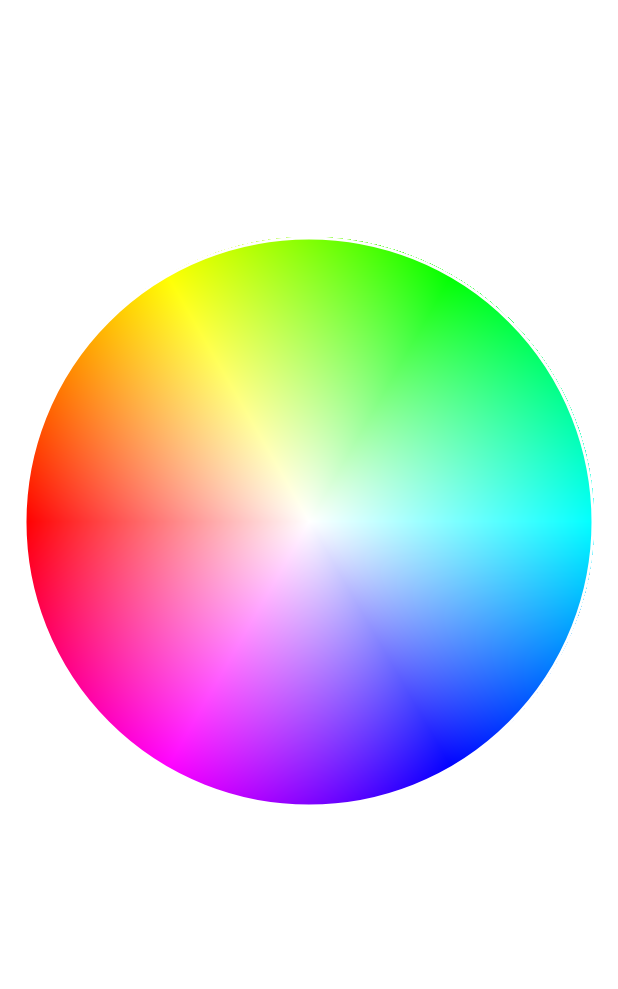
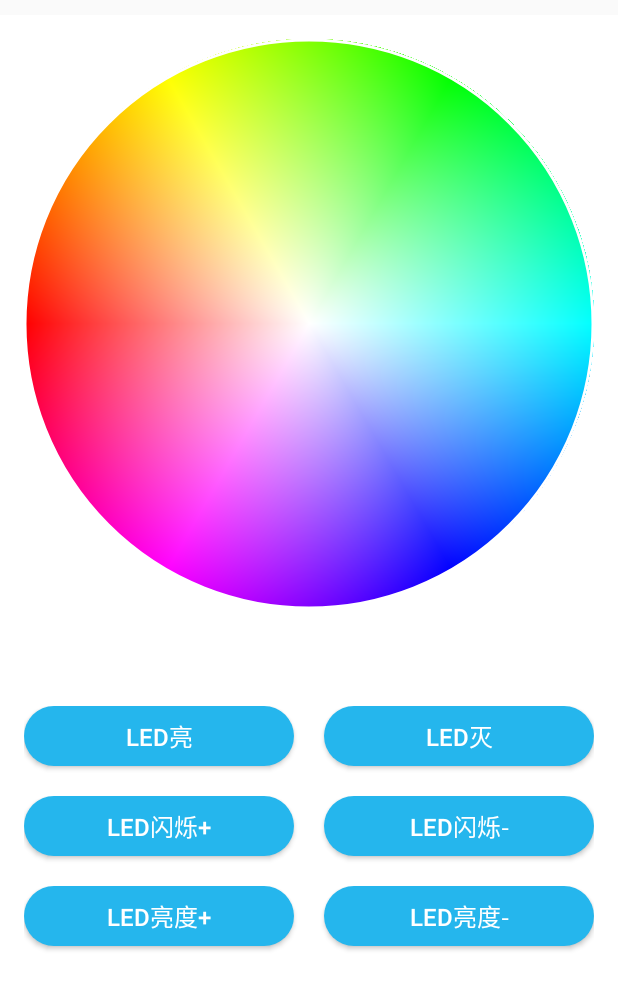
Before and after one commit to tingyouwu/WifiRGB, an Android app: the MainActivity screen opened directly, with no data from a screen before it, on a phone screen of 412 x 824 dp. Shown: the top 989 px of the screen. Run offline under Robolectric (Android 15) with nearby library versions, the phone set to English and light mode, and no system bars; our stand-ins replace EventBus.

Commit message:
修改代码

```diff
--- a/WifiRGB2/app/src/main/java/com/wty/app/wifirgb/activity/MainActivity.java
+++ b/WifiRGB2/app/src/main/java/com/wty/app/wifirgb/activity/MainActivity.java
@@ -9,6 +9,7 @@ import android.support.v7.app.AppCompatActivity;
 import android.util.Log;
 import android.view.KeyEvent;
 import android.view.View;
+import android.widget.Button;
 import android.widget.TextView;
 import android.widget.Toast;
 
@@ -23,14 +24,22 @@ import org.greenrobot.eventbus.EventBus;
 import org.greenrobot.eventbus.Subscribe;
 import org.greenrobot.eventbus.ThreadMode;
 
-public class MainActivity extends AppCompatActivity implements IOnColorChangeListener,IOnColorSelectedListener{
+public class MainActivity extends AppCompatActivity implements IOnColorChangeListener,IOnColorSelectedListener,View.OnClickListener{
 
     WCircleColorPicker colorPicker;
     TextView tv_color;
     View view_color;
+    Button btn_on;//led亮
+    Button btn_off;//led灭
+    Button btn_add;//led闪烁+
+    Button btn_delete;//led闪烁减
+    Button btn_light_add;//亮度+
+    Button btn_light_delete;//亮度-
     private Handler handler;
     private sendThread sendThread;
     private String sendMessage = "";
+    private int frequency = 5;//闪烁频率
+    private int light = 5;//亮度
 
     @Override
     protected void onCreate(Bundle savedInstanceState) {
@@ -38,6 +47,18 @@ public class MainActivity extends AppCompatActivity implements IOnColorChangeLis
         setContentView(R.layout.activity_main);
         handler = new Handler();
         colorPicker = (WCircleColorPicker) findViewById(R.id.color_picker);
+        btn_on = (Button) findViewById(R.id.btn_on);
+        btn_off = (Button) findViewById(R.id.btn_off);
+        btn_add = (Button) findViewById(R.id.btn_add);
+        btn_delete = (Button) findViewById(R.id.btn_delete);
+        btn_light_add = (Button) findViewById(R.id.btn_light_add);
+        btn_light_delete = (Button) findViewById(R.id.btn_light_delete);
+        btn_on.setOnClickListener(this);
+        btn_off.setOnClickListener(this);
+        btn_add.setOnClickListener(this);
+        btn_delete.setOnClickListener(this);
+        btn_light_add.setOnClickListener(this);
+        btn_light_delete.setOnClickListener(this);
         colorPicker.setOnColorChangedListener(this);
         colorPicker.setOnColorSelectedListener(this);
         view_color = findViewById(R.id.color_view);
@@ -122,7 +143,7 @@ public class MainActivity extends AppCompatActivity implements IOnColorChangeLis
         }
         // Check that there's actually something to send
         if (message.length() > 0) {
-            Log.d("_RGB_",sendMessage);
+            Log.d("_RGB_",message);
             byte[] send = message.getBytes();
             BluetoothChatService.getInstance().write(send);
         }
@@ -143,6 +164,36 @@ public class MainActivity extends AppCompatActivity implements IOnColorChangeLis
         sendMessage = sb.toString();
     }
 
+    @Override
+    public void onClick(View v) {
+        switch (v.getId()){
+            case R.id.btn_on:
+                //数据格式: 1;
+                sendMessage("1");
+                break;
+            case R.id.btn_off:
+                //数据格式: 0;
+                sendMessage("0");
+                break;
+            case R.id.btn_add:
+                //数据格式：F
+                sendMessage("F");
+                break;
+            case R.id.btn_delete:
+                //数据格式：G
+                sendMessage("G");
+                break;
+            case R.id.btn_light_add:
+                //数据格式:L
+                sendMessage("L");
+                break;
+            case R.id.btn_light_delete:
+                //数据格式:M
+                sendMessage("M");
+                break;
+        }
+    }
+
     private class sendThread implements Runnable {
         @Override
         public void run() {
--- a/WifiRGB2/app/src/main/res/layout/activity_main.xml
+++ b/WifiRGB2/app/src/main/res/layout/activity_main.xml
@@ -1,37 +1,138 @@
 <?xml version="1.0" encoding="utf-8"?>
 <LinearLayout xmlns:android="http://schemas.android.com/apk/res/android"
+    android:layout_marginTop="10dp"
     android:layout_width="match_parent"
     android:layout_height="match_parent"
-    android:gravity="center"
     android:background="@color/white"
     android:orientation="vertical"
-    android:paddingBottom="@dimen/activity_vertical_margin"
+    android:gravity="center_horizontal"
+    android:padding="@dimen/activity_vertical_margin"
     android:paddingLeft="@dimen/activity_horizontal_margin"
     android:paddingRight="@dimen/activity_horizontal_margin"
     android:paddingTop="@dimen/activity_vertical_margin">
 
     <com.wcolorpicker.android.WCircleColorPicker
         android:id="@+id/color_picker"
-        android:layout_width="match_parent"
-        android:layout_height="match_parent"
+        android:layout_width="wrap_content"
+        android:layout_height="0dp"
+        android:layout_weight="1"
         android:background="@android:color/white" />
-
 
     <View
         android:id="@+id/color_view"
         android:layout_width="40dp"
+        android:layout_marginTop="10dp"
         android:background="@android:color/white"
-        android:layout_marginTop="40dp"
-        android:layout_height="40dp"/>
+        android:layout_height="20dp"/>
 
     <TextView
         android:id="@+id/color_tv"
         android:layout_width="wrap_content"
         android:layout_height="wrap_content"
         android:text=""
-        android:layout_marginTop="20dp"
-        android:textSize="20sp"
+        android:textSize="18sp"
         android:textColor="@color/alpha_black"/>
+
+    <LinearLayout
+        android:layout_marginTop="10dp"
+        android:layout_width="match_parent"
+        android:layout_height="wrap_content">
+
+        <Button
+            android:id="@+id/btn_on"
+            android:layout_width="0dp"
+            android:layout_weight="1"
+            android:layout_height="40dp"
+            android:background="@drawable/login_press"
+            android:gravity="center"
+            android:padding="8dp"
+            android:text="  LED亮  "
+            android:textColor="@color/white"
+            android:textSize="16sp" />
+
+        <Button
+            android:id="@+id/btn_off"
+            android:layout_marginLeft="20dp"
+            android:layout_height="40dp"
+            android:layout_width="0dp"
+            android:layout_weight="1"
+            android:background="@drawable/login_press"
+            android:gravity="center"
+            android:padding="8dp"
+            android:text="  LED灭  "
+            android:textColor="@color/white"
+            android:layout_marginBottom="10dp"
+            android:textSize="16sp" />
+
+    </LinearLayout>
+
+    <LinearLayout
+        android:layout_width="match_parent"
+        android:layout_height="wrap_content"
+        android:layout_marginTop="10dp">
+
+        <Button
+            android:id="@+id/btn_add"
+            android:layout_width="0dp"
+            android:layout_weight="1"
+            android:layout_height="40dp"
+            android:background="@drawable/login_press"
+            android:gravity="center"
+            android:padding="8dp"
+            android:text="  LED闪烁+  "
+            android:textColor="@color/white"
+            android:layout_marginBottom="10dp"
+            android:textSize="16sp" />
+
+        <Button
+            android:id="@+id/btn_delete"
+            android:layout_width="0dp"
+            android:layout_weight="1"
+            android:layout_height="40dp"
+            android:background="@drawable/login_press"
+            android:gravity="center"
+            android:padding="8dp"
+            android:layout_marginLeft="20dp"
+            android:text="  LED闪烁-  "
+            android:textColor="@color/white"
+            android:layout_marginBottom="10dp"
+            android:textSize="16sp" />
+
+    </LinearLayout>
+
+    <LinearLayout
+        android:layout_width="match_parent"
+        android:layout_height="wrap_content"
+        android:layout_marginTop="10dp">
+
+        <Button
+            android:id="@+id/btn_light_add"
+            android:layout_width="0dp"
+            android:layout_weight="1"
+            android:layout_height="40dp"
+            android:background="@drawable/login_press"
+            android:gravity="center"
+            android:padding="8dp"
+            android:text="  LED亮度+  "
+            android:textColor="@color/white"
+            android:layout_marginBottom="10dp"
+            android:textSize="16sp" />
+
+        <Button
+            android:id="@+id/btn_light_delete"
+            android:layout_width="0dp"
+            android:layout_weight="1"
+            android:layout_height="40dp"
+            android:background="@drawable/login_press"
+            android:gravity="center"
+            android:padding="8dp"
+            android:layout_marginLeft="20dp"
+            android:text="  LED亮度-  "
+            android:textColor="@color/white"
+            android:layout_marginBottom="10dp"
+            android:textSize="16sp" />
+
+    </LinearLayout>
 
 
 </LinearLayout>
```
